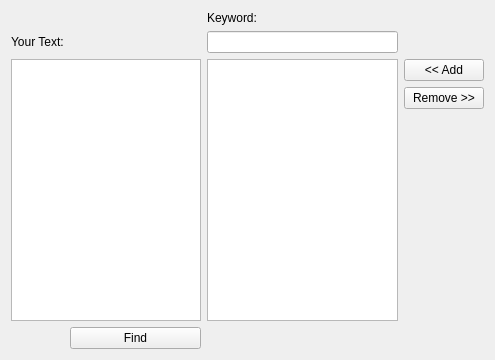
The window that mainwindow.ui (IdeasStorm/Automata-Project) describes before a commit, drawn with Qt 5.
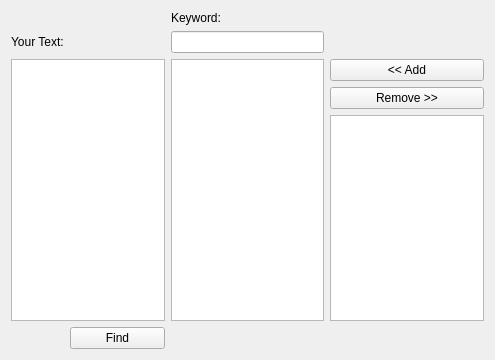
The same window after the commit.

Patch:
```diff
--- a/mainwindow.ui
+++ b/mainwindow.ui
@@ -71,6 +71,9 @@
       </property>
      </widget>
     </item>
+    <item row="4" column="3">
+     <widget class="QListWidget" name="OutPut"/>
+    </item>
    </layout>
   </widget>
  </widget>
```
